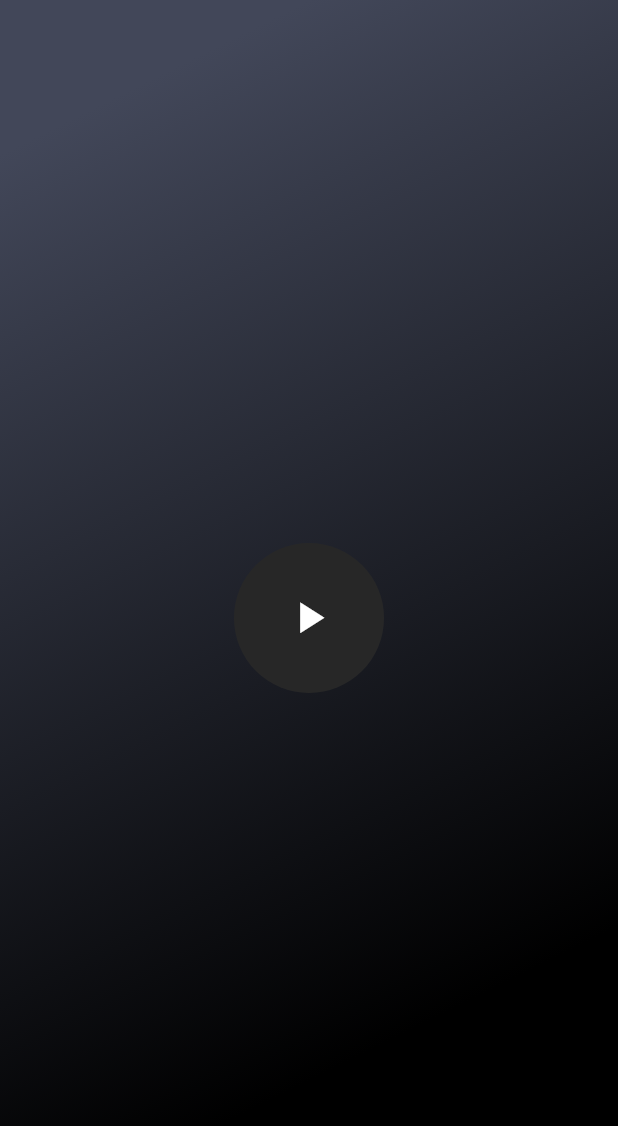
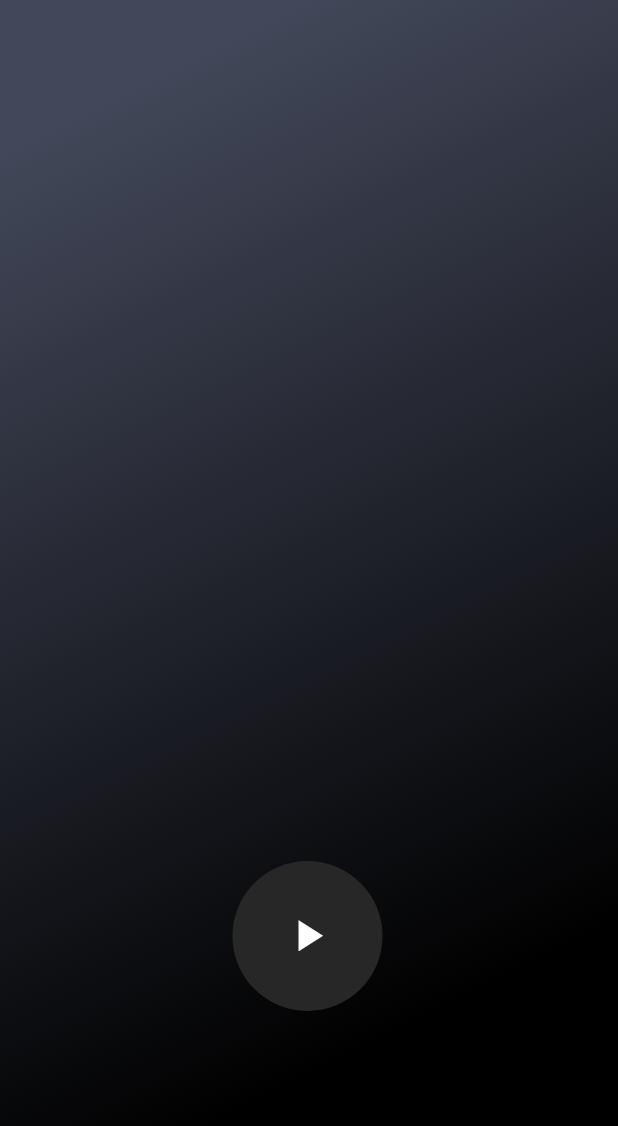
Before and after one commit to SwaXTech/ADFRadio-Flutter, a Flutter app: the screen it shows after launch, on a phone screen of 412 x 824 dp. Shown: the top 1126 px of the screen. Run offline on Flutter 3.47's test engine with Material 2 defaults, Android fonts, the phone set to English and light mode, and no system bars.

Commit message:
Positioned buttom

```diff
--- a/lib/main.dart
+++ b/lib/main.dart
@@ -28,11 +28,13 @@ class HomePage extends StatelessWidget{
   @override
   Widget build(BuildContext context) {
     return Scaffold(
-      body: Container(
-        decoration: buildBackground(),
-      child: Center(
-            child: Button(),
-        ),
+      body: Stack(
+        children: [
+          Container(
+            decoration: buildBackground()
+          ),
+          Positioned(child: Button(), bottom: 150, left: 155,)
+        ],
       )
     );
   }
```
